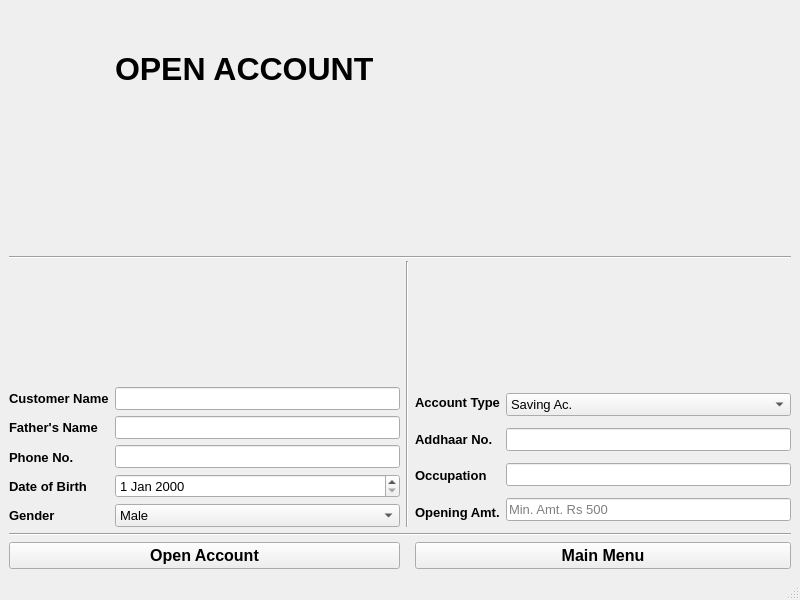
Above: mainwindow.ui from iamroHit12/BankMangement before the change. Below: the same form after it.
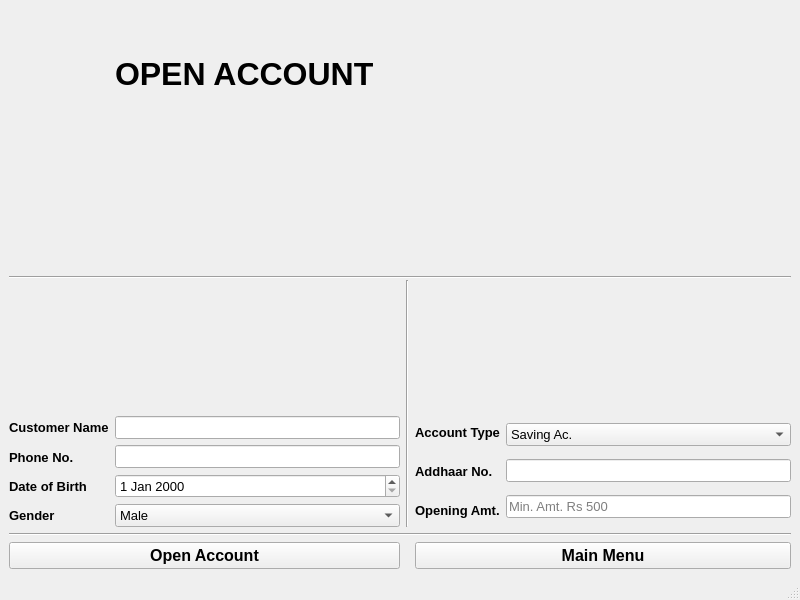
That is the form after the change.

```diff
--- a/mainwindow.ui
+++ b/mainwindow.ui
@@ -59,20 +59,6 @@
         </property>
        </widget>
       </item>
-      <item>
-       <widget class="QLabel" name="label_4">
-        <property name="font">
-         <font>
-          <pointsize>10</pointsize>
-          <weight>75</weight>
-          <bold>true</bold>
-         </font>
-        </property>
-        <property name="text">
-         <string>Father's Name</string>
-        </property>
-       </widget>
-      </item>
       <item>
        <widget class="QLabel" name="label_5">
         <property name="font">
@@ -128,15 +114,6 @@
         </property>
        </widget>
       </item>
-      <item>
-       <widget class="QLineEdit" name="fathers_name">
-        <property name="font">
-         <font>
-          <pointsize>10</pointsize>
-         </font>
-        </property>
-       </widget>
-      </item>
       <item>
        <widget class="QLineEdit" name="phone_no">
         <property name="font">
@@ -211,20 +188,6 @@
         </property>
        </widget>
       </item>
-      <item>
-       <widget class="QLabel" name="label_11">
-        <property name="font">
-         <font>
-          <pointsize>10</pointsize>
-          <weight>75</weight>
-          <bold>true</bold>
-         </font>
-        </property>
-        <property name="text">
-         <string>Occupation</string>
-        </property>
-       </widget>
-      </item>
       <item>
        <widget class="QLabel" name="label_12">
         <property name="font">
@@ -271,15 +234,6 @@
         </property>
        </widget>
       </item>
-      <item>
-       <widget class="QLineEdit" name="occupation_name">
-        <property name="font">
-         <font>
-          <pointsize>10</pointsize>
-         </font>
-        </property>
-       </widget>
-      </item>
       <item>
        <widget class="QLineEdit" name="min_amount">
         <property name="font">
```
